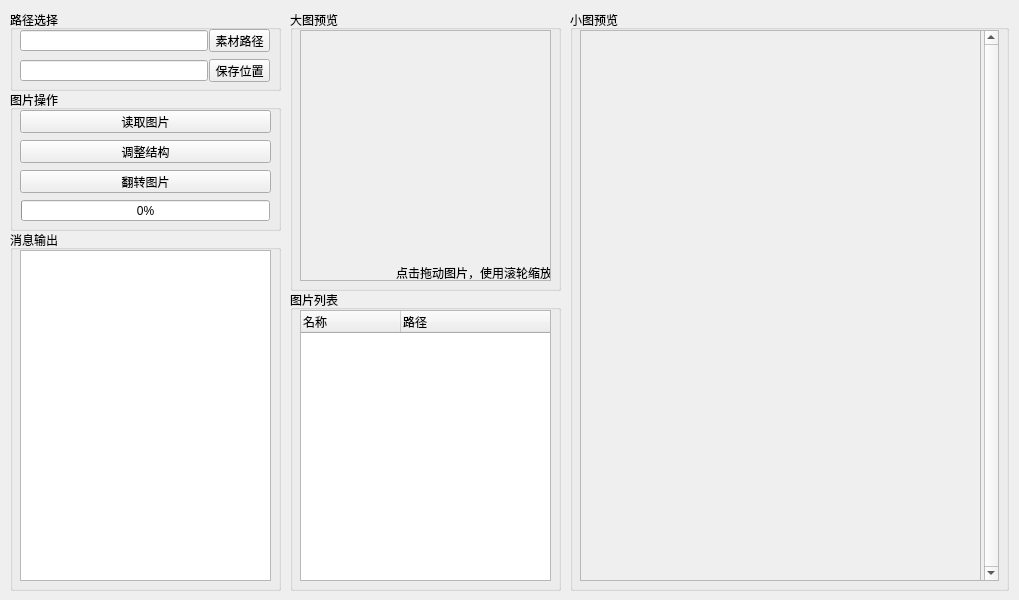
Qt form src/resources/ImageReverse.ui (Junt62/ImageReverse) before a commit.
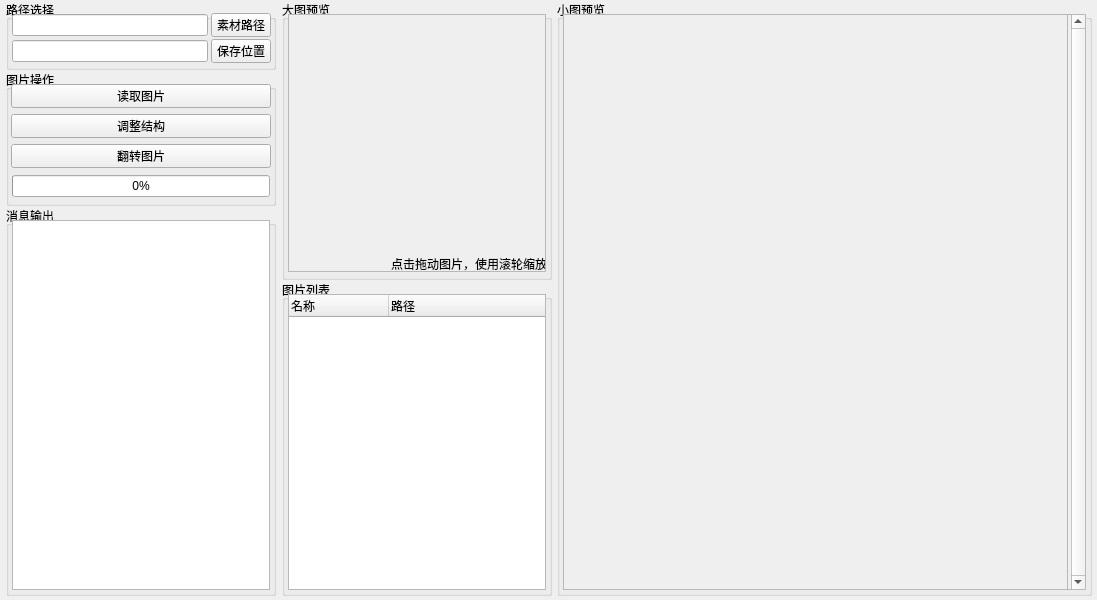
The same form after that commit. Icons and pictures are not drawn.

What changed in the file:
```diff
--- a/src/resources/ImageReverse.ui
+++ b/src/resources/ImageReverse.ui
@@ -10,19 +10,19 @@
    <rect>
     <x>0</x>
     <y>0</y>
-    <width>1019</width>
+    <width>1097</width>
     <height>600</height>
    </rect>
   </property>
   <property name="minimumSize">
    <size>
-    <width>1019</width>
+    <width>1097</width>
     <height>600</height>
    </size>
   </property>
   <property name="maximumSize">
    <size>
-    <width>1019</width>
+    <width>1097</width>
     <height>600</height>
    </size>
   </property>
@@ -36,10 +36,10 @@
   <widget class="QGroupBox" name="groupPath">
    <property name="geometry">
     <rect>
-     <x>10</x>
-     <y>10</y>
-     <width>271</width>
-     <height>81</height>
+     <x>6</x>
+     <y>0</y>
+     <width>270</width>
+     <height>70</height>
     </rect>
    </property>
    <property name="title">
@@ -48,10 +48,10 @@
    <widget class="QLineEdit" name="inputImgPath">
     <property name="geometry">
      <rect>
-      <x>10</x>
-      <y>20</y>
-      <width>188</width>
-      <height>21</height>
+      <x>6</x>
+      <y>14</y>
+      <width>196</width>
+      <height>22</height>
      </rect>
     </property>
     <property name="sizePolicy">
@@ -64,10 +64,10 @@
    <widget class="QPushButton" name="btnImgPath">
     <property name="geometry">
      <rect>
-      <x>199</x>
-      <y>19</y>
-      <width>61</width>
-      <height>23</height>
+      <x>205</x>
+      <y>13</y>
+      <width>60</width>
+      <height>24</height>
      </rect>
     </property>
     <property name="sizePolicy">
@@ -104,20 +104,20 @@
     </property>
     <property name="geometry">
      <rect>
-      <x>10</x>
-      <y>50</y>
-      <width>188</width>
-      <height>21</height>
+      <x>6</x>
+      <y>40</y>
+      <width>196</width>
+      <height>22</height>
      </rect>
     </property>
    </widget>
    <widget class="QPushButton" name="btnSavePath">
     <property name="geometry">
      <rect>
-      <x>199</x>
-      <y>49</y>
-      <width>61</width>
-      <height>23</height>
+      <x>205</x>
+      <y>39</y>
+      <width>60</width>
+      <height>24</height>
      </rect>
     </property>
     <property name="sizePolicy">
@@ -152,10 +152,10 @@
   <widget class="QGroupBox" name="groupListImg">
    <property name="geometry">
     <rect>
-     <x>290</x>
-     <y>290</y>
-     <width>271</width>
-     <height>301</height>
+     <x>282</x>
+     <y>280</y>
+     <width>270</width>
+     <height>316</height>
     </rect>
    </property>
    <property name="title">
@@ -164,10 +164,10 @@
    <widget class="QTreeWidget" name="listImgTree">
     <property name="geometry">
      <rect>
-      <x>10</x>
-      <y>20</y>
-      <width>251</width>
-      <height>271</height>
+      <x>6</x>
+      <y>14</y>
+      <width>258</width>
+      <height>296</height>
      </rect>
     </property>
     <property name="sizeAdjustPolicy">
@@ -188,10 +188,10 @@
   <widget class="QGroupBox" name="groupProgress">
    <property name="geometry">
     <rect>
-     <x>10</x>
-     <y>90</y>
-     <width>271</width>
-     <height>141</height>
+     <x>6</x>
+     <y>70</y>
+     <width>270</width>
+     <height>136</height>
     </rect>
    </property>
    <property name="title">
@@ -203,10 +203,10 @@
     </property>
     <property name="geometry">
      <rect>
-      <x>10</x>
-      <y>50</y>
-      <width>251</width>
-      <height>23</height>
+      <x>5</x>
+      <y>44</y>
+      <width>260</width>
+      <height>24</height>
      </rect>
     </property>
     <property name="text">
@@ -228,10 +228,10 @@
     </property>
     <property name="geometry">
      <rect>
-      <x>10</x>
-      <y>80</y>
-      <width>251</width>
-      <height>23</height>
+      <x>5</x>
+      <y>74</y>
+      <width>260</width>
+      <height>24</height>
      </rect>
     </property>
     <property name="text">
@@ -253,10 +253,10 @@
     </property>
     <property name="geometry">
      <rect>
-      <x>10</x>
-      <y>20</y>
-      <width>251</width>
-      <height>23</height>
+      <x>5</x>
+      <y>14</y>
+      <width>260</width>
+      <height>24</height>
      </rect>
     </property>
     <property name="text">
@@ -278,10 +278,10 @@
     </property>
     <property name="geometry">
      <rect>
-      <x>11</x>
-      <y>110</y>
-      <width>249</width>
-      <height>21</height>
+      <x>6</x>
+      <y>105</y>
+      <width>258</width>
+      <height>22</height>
      </rect>
     </property>
     <property name="sizePolicy">
@@ -307,10 +307,10 @@
   <widget class="QGroupBox" name="groupImgBig">
    <property name="geometry">
     <rect>
-     <x>290</x>
-     <y>10</y>
-     <width>271</width>
-     <height>281</height>
+     <x>282</x>
+     <y>0</y>
+     <width>270</width>
+     <height>280</height>
     </rect>
    </property>
    <property name="title">
@@ -319,10 +319,10 @@
    <widget class="QScrollArea" name="scrollAreaImgBig">
     <property name="geometry">
      <rect>
-      <x>10</x>
-      <y>20</y>
-      <width>251</width>
-      <height>251</height>
+      <x>6</x>
+      <y>14</y>
+      <width>258</width>
+      <height>258</height>
      </rect>
     </property>
     <property name="verticalScrollBarPolicy">
@@ -339,8 +339,8 @@
       <rect>
        <x>0</x>
        <y>0</y>
-       <width>249</width>
-       <height>249</height>
+       <width>256</width>
+       <height>256</height>
       </rect>
      </property>
      <widget class="QLabel" name="labelImgBigShow">
@@ -348,8 +348,8 @@
        <rect>
         <x>0</x>
         <y>0</y>
-        <width>251</width>
-        <height>251</height>
+        <width>258</width>
+        <height>258</height>
        </rect>
       </property>
       <property name="sizePolicy">
@@ -383,10 +383,10 @@
      <widget class="QLabel" name="labelImgBigBack">
       <property name="geometry">
        <rect>
-        <x>-1</x>
-        <y>-1</y>
-        <width>251</width>
-        <height>251</height>
+        <x>0</x>
+        <y>0</y>
+        <width>258</width>
+        <height>258</height>
        </rect>
       </property>
       <property name="sizePolicy">
@@ -419,8 +419,8 @@
        <rect>
         <x>0</x>
         <y>0</y>
-        <width>251</width>
-        <height>251</height>
+        <width>258</width>
+        <height>258</height>
        </rect>
       </property>
       <property name="sizePolicy">
@@ -448,10 +448,10 @@
   <widget class="QGroupBox" name="groupMessage">
    <property name="geometry">
     <rect>
-     <x>10</x>
-     <y>230</y>
-     <width>271</width>
-     <height>361</height>
+     <x>6</x>
+     <y>206</y>
+     <width>270</width>
+     <height>390</height>
     </rect>
    </property>
    <property name="title">
@@ -460,10 +460,10 @@
    <widget class="QTextEdit" name="inputMessage">
     <property name="geometry">
      <rect>
-      <x>10</x>
-      <y>20</y>
-      <width>251</width>
-      <height>331</height>
+      <x>6</x>
+      <y>14</y>
+      <width>258</width>
+      <height>370</height>
      </rect>
     </property>
     <property name="readOnly">
@@ -487,10 +487,10 @@
   <widget class="QGroupBox" name="groupImgSmall">
    <property name="geometry">
     <rect>
-     <x>570</x>
-     <y>10</y>
-     <width>439</width>
-     <height>581</height>
+     <x>557</x>
+     <y>0</y>
+     <width>535</width>
+     <height>596</height>
     </rect>
    </property>
    <property name="title">
@@ -499,10 +499,10 @@
    <widget class="QScrollArea" name="scrollAreaImgSmall">
     <property name="geometry">
      <rect>
-      <x>10</x>
-      <y>20</y>
-      <width>419</width>
-      <height>551</height>
+      <x>6</x>
+      <y>14</y>
+      <width>523</width>
+      <height>576</height>
      </rect>
     </property>
     <property name="frameShadow">
@@ -522,17 +522,23 @@
       <rect>
        <x>0</x>
        <y>0</y>
-       <width>401</width>
-       <height>549</height>
+       <width>505</width>
+       <height>574</height>
       </rect>
      </property>
+     <property name="maximumSize">
+      <size>
+       <width>512</width>
+       <height>16777215</height>
+      </size>
+     </property>
      <widget class="QLabel" name="labelImgSmallBack">
       <property name="geometry">
        <rect>
         <x>-1</x>
         <y>-1</y>
-        <width>401</width>
-        <height>551</height>
+        <width>505</width>
+        <height>576</height>
        </rect>
       </property>
       <property name="sizePolicy">
```
